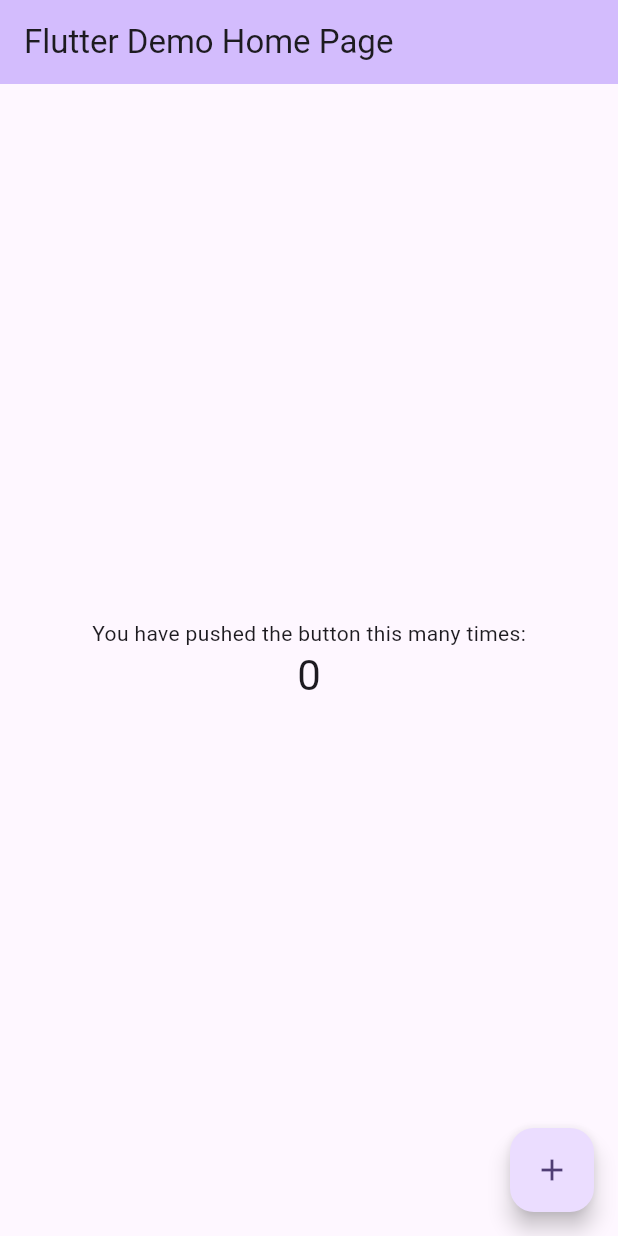
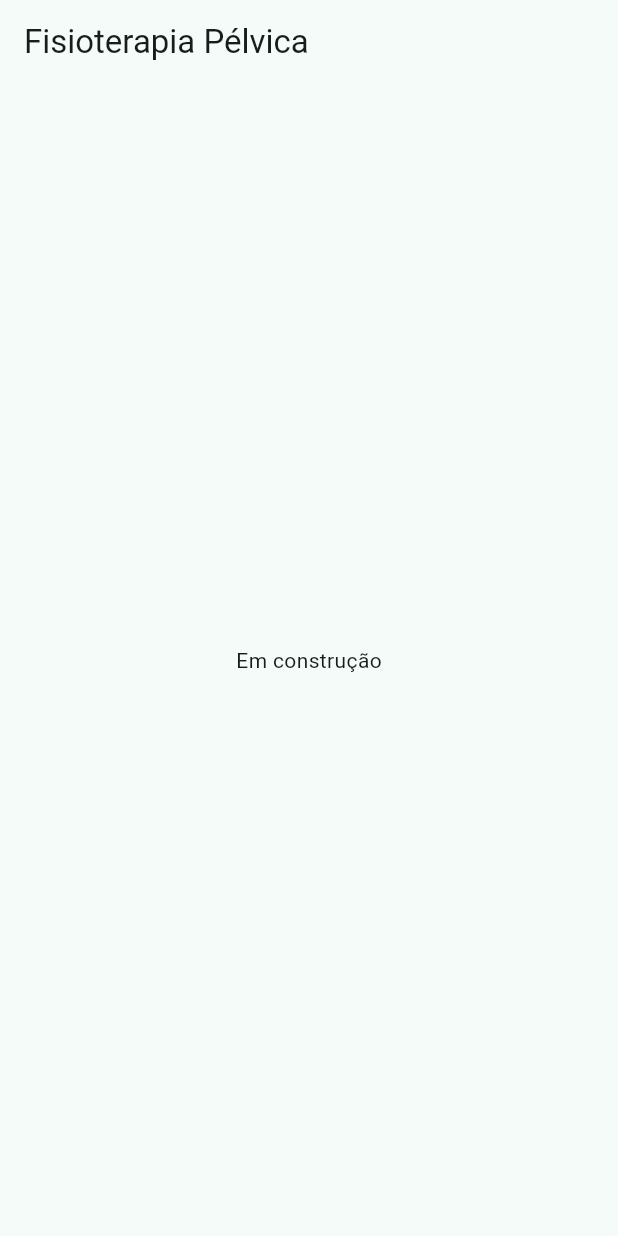
Before and after one commit to Lucasdiogof/la-pelve, a Flutter app: the screen it shows after launch, on a phone screen of 412 x 824 dp. Run offline on Flutter 3.47's test engine with Material 3 defaults, Android fonts, the phone set to English and light mode, and no system bars; our stand-ins replace equatable, get_it, go_router, supabase_flutter; accounts and stored records are empty; statements that could not run were skipped.

Commit message:
Set up Clean Architecture skeleton with Bloc, GetIt and Supabase
Adds core/ (error handling via Result<T>, DI, router, theme, env config)
and a features/ folder following feature-first Clean Architecture, matching
the pattern used in tabela_fone. Supabase keys are read from env.json
(gitignored) via --dart-define-from-file, with env.example.json as the
template. Also hardens analysis_options.yaml with stricter lint rules.

```diff
--- /dev/null
+++ b/env.example.json
@@ -0,0 +1,4 @@
+{
+  "SUPABASE_URL": "https://xxxxxxxxxxxxxxxxxxxx.supabase.co",
+  "SUPABASE_ANON_KEY": "your-anon-key-here"
+}
--- /dev/null
+++ b/lib/app.dart
@@ -0,0 +1,17 @@
+import 'package:flutter/material.dart';
+import 'package:fisioterapia_pelvica/core/constants/app_constants.dart';
+import 'package:fisioterapia_pelvica/core/router/app_router.dart';
+import 'package:fisioterapia_pelvica/core/theme/app_theme.dart';
+
+class App extends StatelessWidget {
+  const App({super.key});
+
+  @override
+  Widget build(BuildContext context) {
+    return MaterialApp.router(
+      title: AppConstants.appName,
+      theme: AppTheme.light,
+      routerConfig: appRouter,
+    );
+  }
+}
--- /dev/null
+++ b/lib/core/constants/app_constants.dart
@@ -0,0 +1,5 @@
+class AppConstants {
+  const AppConstants._();
+
+  static const String appName = 'Fisioterapia Pélvica';
+}
--- /dev/null
+++ b/lib/core/router/app_router.dart
@@ -0,0 +1,11 @@
+import 'package:go_router/go_router.dart';
+import 'package:fisioterapia_pelvica/features/home/presentation/pages/home_page.dart';
+
+final GoRouter appRouter = GoRouter(
+  routes: [
+    GoRoute(
+      path: '/',
+      builder: (context, state) => const HomePage(),
+    ),
+  ],
+);
--- /dev/null
+++ b/lib/core/theme/app_theme.dart
@@ -0,0 +1,10 @@
+import 'package:flutter/material.dart';
+
+class AppTheme {
+  const AppTheme._();
+
+  static ThemeData get light => ThemeData(
+        useMaterial3: true,
+        colorScheme: ColorScheme.fromSeed(seedColor: Colors.teal),
+      );
+}
--- /dev/null
+++ b/lib/features/home/presentation/pages/home_page.dart
@@ -0,0 +1,14 @@
+import 'package:flutter/material.dart';
+import 'package:fisioterapia_pelvica/core/constants/app_constants.dart';
+
+class HomePage extends StatelessWidget {
+  const HomePage({super.key});
+
+  @override
+  Widget build(BuildContext context) {
+    return Scaffold(
+      appBar: AppBar(title: const Text(AppConstants.appName)),
+      body: const Center(child: Text('Em construção')),
+    );
+  }
+}
--- a/lib/main.dart
+++ b/lib/main.dart
@@ -1,122 +1,20 @@
 import 'package:flutter/material.dart';
+import 'package:supabase_flutter/supabase_flutter.dart';
+import 'package:fisioterapia_pelvica/app.dart';
+import 'package:fisioterapia_pelvica/core/config/env_config.dart';
+import 'package:fisioterapia_pelvica/core/di/injection_container.dart';
 
-void main() {
-  runApp(const MyApp());
+Future<void> main() async {
+  WidgetsFlutterBinding.ensureInitialized();
+
+  EnvConfig.validate();
+
+  await Supabase.initialize(
+    url: EnvConfig.supabaseUrl,
+    publishableKey: EnvConfig.supabasePublishableKey,
+  );
+
+  await initDependencies();
+
+  runApp(const App());
 }
-
-class MyApp extends StatelessWidget {
-  const MyApp({super.key});
-
-  // This widget is the root of your application.
-  @override
-  Widget build(BuildContext context) {
-    return MaterialApp(
-      title: 'Flutter Demo',
-      theme: ThemeData(
-        // This is the theme of your application.
-        //
-        // TRY THIS: Try running your application with "flutter run". You'll see
-        // the application has a purple toolbar. Then, without quitting the app,
-        // try changing the seedColor in the colorScheme below to Colors.green
-        // and then invoke "hot reload" (save your changes or press the "hot
-        // reload" button in a Flutter-supported IDE, or press "r" if you used
-        // the command line to start the app).
-        //
-        // Notice that the counter didn't reset back to zero; the application
-        // state is not lost during the reload. To reset the state, use hot
-        // restart instead.
-        //
-        // This works for code too, not just values: Most code changes can be
-        // tested with just a hot reload.
-        colorScheme: .fromSeed(seedColor: Colors.deepPurple),
-      ),
-      home: const MyHomePage(title: 'Flutter Demo Home Page'),
-    );
-  }
-}
-
-class MyHomePage extends StatefulWidget {
-  const MyHomePage({super.key, required this.title});
-
-  // This widget is the home page of your application. It is stateful, meaning
-  // that it has a State object (defined below) that contains fields that affect
-  // how it looks.
-
-  // This class is the configuration for the state. It holds the values (in this
-  // case the title) provided by the parent (in this case the App widget) and
-  // used by the build method of the State. Fields in a Widget subclass are
-  // always marked "final".
-
-  final String title;
-
-  @override
-  State<MyHomePage> createState() => _MyHomePageState();
-}
-
-class _MyHomePageState extends State<MyHomePage> {
-  int _counter = 0;
-
-  void _incrementCounter() {
-    setState(() {
-      // This call to setState tells the Flutter framework that something has
-      // changed in this State, which causes it to rerun the build method below
-      // so that the display can reflect the updated values. If we changed
-      // _counter without calling setState(), then the build method would not be
-      // called again, and so nothing would appear to happen.
-      _counter++;
-    });
-  }
-
-  @override
-  Widget build(BuildContext context) {
-    // This method is rerun every time setState is called, for instance as done
-    // by the _incrementCounter method above.
-    //
-    // The Flutter framework has been optimized to make rerunning build methods
-    // fast, so that you can just rebuild anything that needs updating rather
-    // than having to individually change instances of widgets.
-    return Scaffold(
-      appBar: AppBar(
-        // TRY THIS: Try changing the color here to a specific color (to
-        // Colors.amber, perhaps?) and trigger a hot reload to see the AppBar
-        // change color while the other colors stay the same.
-        backgroundColor: Theme.of(context).colorScheme.inversePrimary,
-        // Here we take the value from the MyHomePage object that was created by
-        // the App.build method, and use it to set our appbar title.
-        title: Text(widget.title),
-      ),
-      body: Center(
-        // Center is a layout widget. It takes a single child and positions it
-        // in the middle of the parent.
-        child: Column(
-          // Column is also a layout widget. It takes a list of children and
-          // arranges them vertically. By default, it sizes itself to fit its
-          // children horizontally, and tries to be as tall as its parent.
-          //
-          // Column has various properties to control how it sizes itself and
-          // how it positions its children. Here we use mainAxisAlignment to
-          // center the children vertically; the main axis here is the vertical
-          // axis because Columns are vertical (the cross axis would be
-          // horizontal).
-          //
-          // TRY THIS: Invoke "debug painting" (choose the "Toggle Debug Paint"
-          // action in the IDE, or press "p" in the console), to see the
-          // wireframe for each widget.
-          mainAxisAlignment: .center,
-          children: [
-            const Text('You have pushed the button this many times:'),
-            Text(
-              '$_counter',
-              style: Theme.of(context).textTheme.headlineMedium,
-            ),
-          ],
-        ),
-      ),
-      floatingActionButton: FloatingActionButton(
-        onPressed: _incrementCounter,
-        tooltip: 'Increment',
-        child: const Icon(Icons.add),
-      ),
-    );
-  }
-}
```
Also changed, not shown: analysis_options.yaml (+27 -12 lines), lib/core/config/env_config.dart (added, +27 -0 lines), lib/core/di/injection_container.dart (added, +11 -0 lines), lib/core/error/exceptions.dart (added, +21 -0 lines), lib/core/error/failures.dart (added, +35 -0 lines), lib/core/error/result.dart (added, +29 -0 lines), lib/core/usecases/usecase.dart (added, +13 -0 lines), pubspec.yaml (+9 -0 lines), pubspec.lock, 2 other files.
